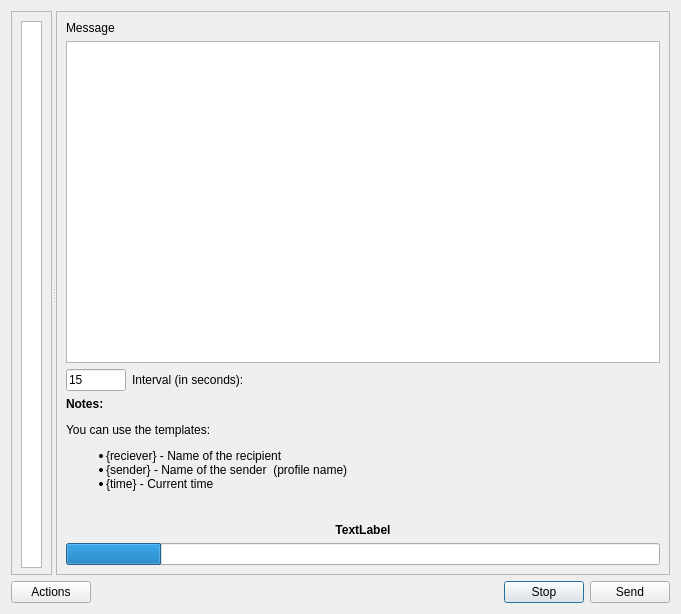
euroelessar/qutim, file massmessaging/src/messagingdialog.ui: the form before one commit.
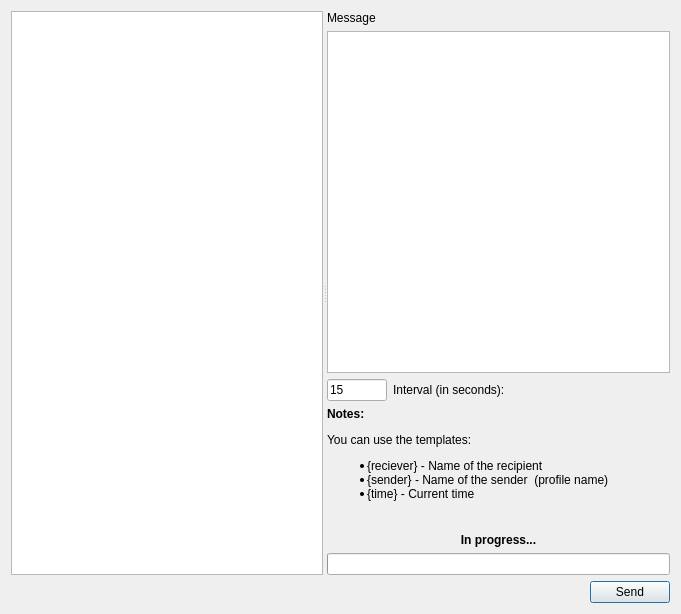
The form after the commit.

The edit to the form file:
```diff
--- a/massmessaging/src/messagingdialog.ui
+++ b/massmessaging/src/messagingdialog.ui
@@ -13,66 +13,12 @@
   <property name="windowTitle">
    <string>Multiply Sending</string>
   </property>
-  <layout class="QGridLayout" name="gridLayout">
-   <item row="1" column="1">
-    <spacer name="horizontalSpacer_3">
-     <property name="orientation">
-      <enum>Qt::Horizontal</enum>
-     </property>
-     <property name="sizeHint" stdset="0">
-      <size>
-       <width>40</width>
-       <height>20</height>
-      </size>
-     </property>
-    </spacer>
-   </item>
-   <item row="1" column="2">
-    <widget class="QPushButton" name="stopButton">
-     <property name="text">
-      <string>Stop</string>
-     </property>
-    </widget>
-   </item>
-   <item row="1" column="3">
-    <widget class="QPushButton" name="sendButton">
-     <property name="sizePolicy">
-      <sizepolicy hsizetype="Fixed" vsizetype="Fixed">
-       <horstretch>0</horstretch>
-       <verstretch>0</verstretch>
-      </sizepolicy>
-     </property>
-     <property name="text">
-      <string>Send</string>
-     </property>
-    </widget>
-   </item>
-   <item row="0" column="0" colspan="4">
+  <layout class="QGridLayout" name="gridLayout_2">
+   <item row="0" column="0" colspan="2">
     <widget class="QSplitter" name="splitter">
      <property name="orientation">
       <enum>Qt::Horizontal</enum>
      </property>
-     <widget class="QFrame" name="frame">
-      <property name="sizePolicy">
-       <sizepolicy hsizetype="Fixed" vsizetype="Preferred">
-        <horstretch>0</horstretch>
-        <verstretch>0</verstretch>
-       </sizepolicy>
-      </property>
-      <property name="frameShape">
-       <enum>QFrame::StyledPanel</enum>
-      </property>
-      <property name="frameShadow">
-       <enum>QFrame::Raised</enum>
-      </property>
-      <layout class="QVBoxLayout" name="verticalLayout_2">
-       <property name="spacing">
-        <number>6</number>
-       </property>
-       <property name="bottomMargin">
-        <number>6</number>
-       </property>
-       <item>
         <widget class="QTreeView" name="treeView">
          <property name="sizePolicy">
           <sizepolicy hsizetype="Ignored" vsizetype="Preferred">
@@ -113,35 +59,26 @@
          <property name="animated">
           <bool>true</bool>
          </property>
-        </widget>
-       </item>
-      </layout>
-     </widget>
-     <widget class="QFrame" name="frame_2">
-      <property name="sizePolicy">
-       <sizepolicy hsizetype="Expanding" vsizetype="Preferred">
-        <horstretch>0</horstretch>
-        <verstretch>0</verstretch>
-       </sizepolicy>
-      </property>
-      <property name="frameShape">
-       <enum>QFrame::StyledPanel</enum>
-      </property>
-      <property name="frameShadow">
-       <enum>QFrame::Raised</enum>
-      </property>
-      <layout class="QVBoxLayout" name="verticalLayout">
-       <item>
+      <attribute name="headerVisible">
+       <bool>false</bool>
+      </attribute>
+      <attribute name="headerVisible">
+       <bool>false</bool>
+      </attribute>
+     </widget>
+     <widget class="QWidget" name="gridLayoutWidget">
+      <layout class="QGridLayout" name="gridLayout">
+       <item row="0" column="0">
         <widget class="QLabel" name="label">
          <property name="text">
           <string>Message</string>
          </property>
         </widget>
        </item>
-       <item>
+       <item row="1" column="0">
         <widget class="QTextEdit" name="messageEdit"/>
        </item>
-       <item>
+       <item row="2" column="0">
         <layout class="QHBoxLayout" name="horizontalLayout">
          <item>
           <widget class="QLineEdit" name="intervalEdit">
@@ -199,7 +136,7 @@
          </item>
         </layout>
        </item>
-       <item>
+       <item row="3" column="0">
         <widget class="QLabel" name="label_2">
          <property name="text">
           <string>&lt;!DOCTYPE HTML PUBLIC &quot;-//W3C//DTD HTML 4.0//EN&quot; &quot;http://www.w3.org/TR/REC-html40/strict.dtd&quot;&gt;
@@ -221,7 +158,7 @@
          </property>
         </widget>
        </item>
-       <item>
+       <item row="4" column="0">
         <widget class="QLabel" name="progressHint">
          <property name="sizePolicy">
           <sizepolicy hsizetype="Expanding" vsizetype="Fixed">
@@ -234,7 +171,7 @@
 &lt;html&gt;&lt;head&gt;&lt;meta name=&quot;qrichtext&quot; content=&quot;1&quot; /&gt;&lt;style type=&quot;text/css&quot;&gt;
 p, li { white-space: pre-wrap; }
 &lt;/style&gt;&lt;/head&gt;&lt;body style=&quot; font-family:'Droid Sans'; font-size:9pt; font-weight:400; font-style:normal;&quot;&gt;
-&lt;p style=&quot; margin-top:0px; margin-bottom:0px; margin-left:0px; margin-right:0px; -qt-block-indent:0; text-indent:0px;&quot;&gt;&lt;span style=&quot; font-weight:600;&quot;&gt;TextLabel&lt;/span&gt;&lt;/p&gt;&lt;/body&gt;&lt;/html&gt;</string>
+&lt;p style=&quot; margin-top:0px; margin-bottom:0px; margin-left:0px; margin-right:0px; -qt-block-indent:0; text-indent:0px;&quot;&gt;&lt;span style=&quot; font-weight:600;&quot;&gt;In progress...&lt;/span&gt;&lt;/p&gt;&lt;/body&gt;&lt;/html&gt;</string>
          </property>
          <property name="alignment">
           <set>Qt::AlignCenter</set>
@@ -244,7 +181,7 @@
          </property>
         </widget>
        </item>
-       <item>
+       <item row="5" column="0">
         <widget class="QProgressBar" name="progressBar">
          <property name="sizePolicy">
           <sizepolicy hsizetype="Expanding" vsizetype="Fixed">
@@ -256,7 +193,7 @@
           <number>150</number>
          </property>
          <property name="value">
-          <number>24</number>
+          <number>0</number>
          </property>
          <property name="format">
           <string/>
@@ -268,9 +205,28 @@
     </widget>
    </item>
    <item row="1" column="0">
-    <widget class="QPushButton" name="actionsButton">
+    <spacer name="horizontalSpacer_3">
+     <property name="orientation">
+      <enum>Qt::Horizontal</enum>
+     </property>
+     <property name="sizeHint" stdset="0">
+      <size>
+       <width>40</width>
+       <height>20</height>
+      </size>
+     </property>
+    </spacer>
+   </item>
+   <item row="1" column="1">
+    <widget class="QPushButton" name="sendButton">
+     <property name="sizePolicy">
+      <sizepolicy hsizetype="Fixed" vsizetype="Fixed">
+       <horstretch>0</horstretch>
+       <verstretch>0</verstretch>
+      </sizepolicy>
+     </property>
      <property name="text">
-      <string>Actions</string>
+      <string>Send</string>
      </property>
     </widget>
    </item>
```
Left out of the diff: 4 changed lines with no effect on the pictures. Lines whose indentation alone changed are shown as unchanged.
